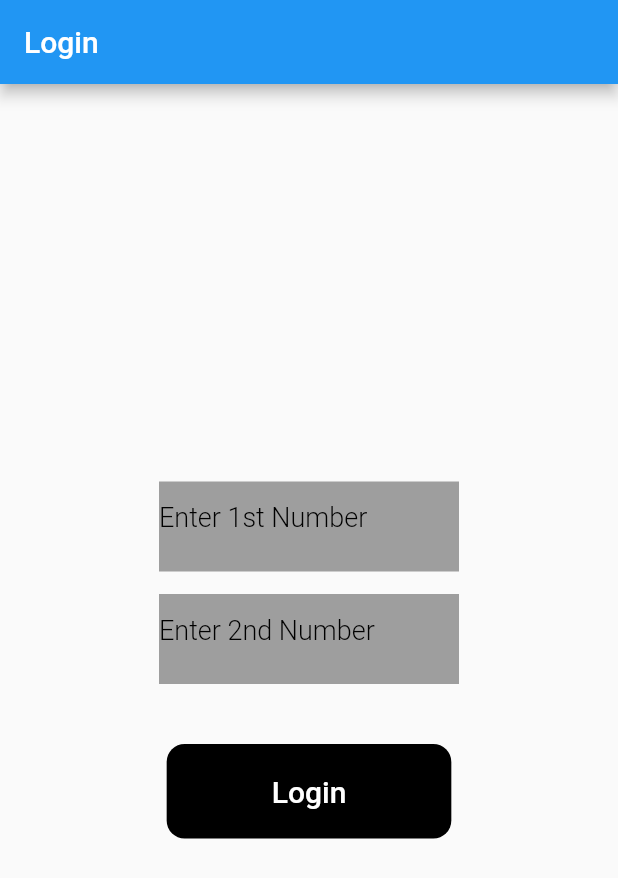
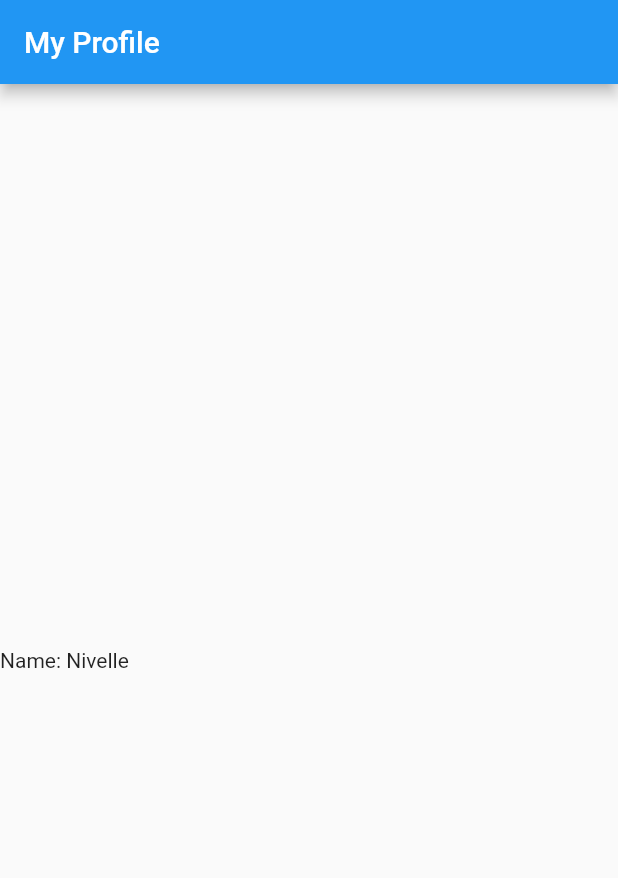
Before and after one commit to mendiolanivelle/BlocWorkflow, a Flutter app: the screen it shows after launch, after a tap on "Login", on a phone screen of 412 x 824 dp. Shown: the top 878 px of the screen. Run offline on Flutter 3.47's test engine with Material 2 defaults, Android fonts, the phone set to English and light mode, and no system bars; our stand-ins replace bloc, equatable, flutter_bloc; accounts and stored records are empty; Roboto replaces fonts that are missing (normReg).

Commit message:
[Flutter Bloc Workflow] - Updated login page

```diff
--- a/lib/main.dart
+++ b/lib/main.dart
@@ -1,10 +1,12 @@
 import 'package:blocworkflow/page/home.dart';
 import 'package:blocworkflow/page/login.dart';
+import 'package:blocworkflow/page/profile.dart';
 import 'package:flutter/material.dart';
 import 'package:flutter_bloc/flutter_bloc.dart';
 
 import 'bloc/login_bloc.dart';
 import 'bloc/operation_bloc.dart';
+import 'bloc/profile_bloc.dart';
 
 void main() => runApp(MaterialApp(initialRoute: '/', routes: {
       '/': (context) {
@@ -13,4 +15,10 @@ void main() => runApp(MaterialApp(initialRoute: '/', routes: {
           child: Login(),
         );
       },
+      '/profile': (context) {
+        return BlocProvider(
+          create: (context) => ProfileBloc(),
+          child: Profile(),
+        );
+      },
     }));
--- a/lib/page/login.dart
+++ b/lib/page/login.dart
@@ -38,14 +38,14 @@ Widget buildLoginInitial(BuildContext context) {
               child: TextField(
                 style: TextStyle(
                     fontFamily: 'normMed', fontWeight: FontWeight.w900),
-                keyboardType: TextInputType.number,
+                keyboardType: TextInputType.text,
                 decoration: InputDecoration(
                   hintStyle: TextStyle(
                       fontFamily: 'normReg',
                       fontWeight: FontWeight.w300,
                       fontSize: 18,
                       color: Colors.black),
-                  hintText: ('Enter 1st Number'),
+                  hintText: ('Username'),
                   border: InputBorder.none,
                   focusedBorder: InputBorder.none,
                   enabledBorder: InputBorder.none,
@@ -60,16 +60,17 @@ Widget buildLoginInitial(BuildContext context) {
               height: 60,
               width: 200,
               child: TextField(
+                obscureText: true,
                 style: TextStyle(
                     fontFamily: 'normMed', fontWeight: FontWeight.w900),
-                keyboardType: TextInputType.number,
+                keyboardType: TextInputType.text,
                 decoration: InputDecoration(
                   hintStyle: TextStyle(
                       fontFamily: 'normReg',
                       fontWeight: FontWeight.w300,
                       fontSize: 18,
                       color: Colors.black),
-                  hintText: ('Enter 2nd Number'),
+                  hintText: ('Password'),
                   border: InputBorder.none,
                   focusedBorder: InputBorder.none,
                   enabledBorder: InputBorder.none,
@@ -94,7 +95,9 @@ Widget buildLoginInitial(BuildContext context) {
                 right: 70,
               ),
               splashColor: Colors.grey,
-              onPressed: () {},
+              onPressed: () {
+                Navigator.of(context).pushReplacementNamed('/profile');
+              },
               child: Text(
                 'Login',
                 style: TextStyle(
--- a/lib/page/profile.dart
+++ b/lib/page/profile.dart
@@ -0,0 +1,42 @@
+import 'package:blocworkflow/bloc/profile_bloc.dart';
+import 'package:flutter/material.dart';
+import 'package:flutter_bloc/flutter_bloc.dart';
+
+class Profile extends StatefulWidget {
+  @override
+  _ProfileState createState() => _ProfileState();
+}
+
+class _ProfileState extends State<Profile> {
+  @override
+  Widget build(BuildContext context) {
+    return Scaffold(
+        appBar: AppBar(
+          title: Text('My Profile'),
+        ),
+        body: BlocConsumer<ProfileBloc, ProfileState>(
+          listener: (context, state) {
+            // TODO: implement listener
+          },
+          builder: (context, state) {
+            return buildProfileInitial(context);
+          },
+        ));
+  }
+}
+
+Widget buildProfileInitial(BuildContext context) {
+  return Container(
+    child: Column(
+      mainAxisAlignment: MainAxisAlignment.center,
+      children: <Widget>[
+        Row(
+          children: <Widget>[
+            Text('Name: '),
+            Text('Nivelle'),
+          ],
+        ),
+      ],
+    ),
+  );
+}
```
